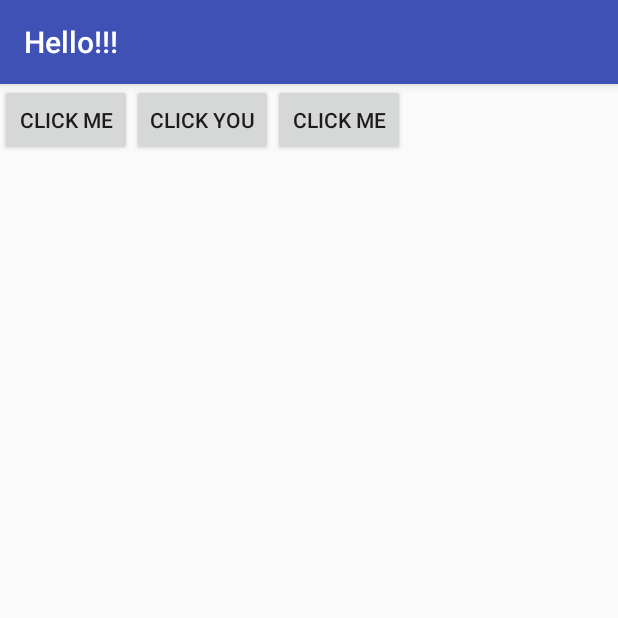
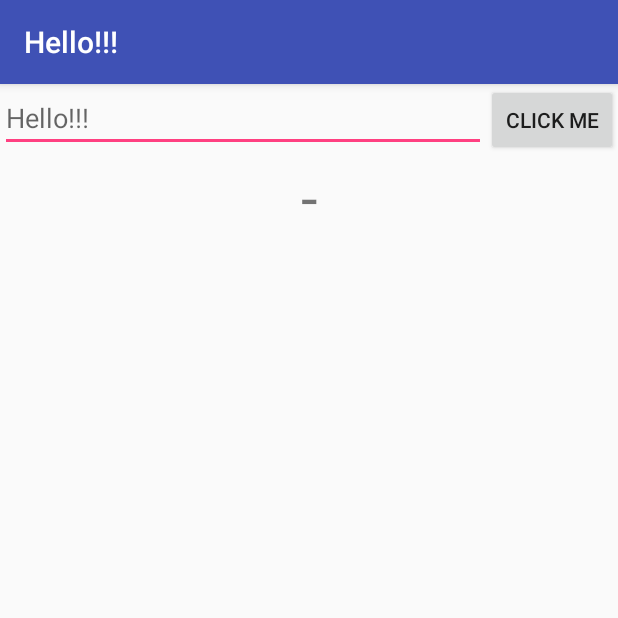
Before and after one commit to rivei/dima, an Android app: the screen it shows after launch (MainActivity), on a phone screen of 412 x 824 dp, the top half of it. Run offline under Robolectric (Android 15) with nearby library versions, the phone set to English and light mode, and no system bars.

Commit message:
linear layout, intent, multi-activity app

```diff
--- a/android/FirstApp/app/src/main/AndroidManifest.xml
+++ b/android/FirstApp/app/src/main/AndroidManifest.xml
@@ -11,9 +11,11 @@
         <activity android:name=".MainActivity">
             <intent-filter>
                 <action android:name="android.intent.action.MAIN" />
+
                 <category android:name="android.intent.category.LAUNCHER" />
             </intent-filter>
         </activity>
+        <activity android:name=".ResultActivity"></activity>
     </application>
 
 </manifest>
--- a/android/FirstApp/app/src/main/res/layout/activity_main_linear.xml
+++ b/android/FirstApp/app/src/main/res/layout/activity_main_linear.xml
@@ -1,25 +1,33 @@
 <?xml version="1.0" encoding="utf-8"?>
 <LinearLayout xmlns:android="http://schemas.android.com/apk/res/android"
-    android:orientation="horizontal" android:layout_width="match_parent"
+    android:orientation="vertical" android:layout_width="match_parent"
     android:layout_height="match_parent">
 
-    <Button
-        android:layout_width="wrap_content"
+    <LinearLayout
+        android:layout_width="match_parent"
+        android:layout_height="wrap_content">
+        <EditText
+            android:id="@+id/editText1"
+            android:layout_width="0dp"
+            android:layout_weight="1"
+            android:layout_height="wrap_content"
+            android:hint="@string/hello"
+            />
+        <Button
+            android:id="@+id/button1"
+            android:layout_width="wrap_content"
+            android:layout_height="wrap_content"
+            android:text="@string/click"
+            />
+    </LinearLayout>
+
+    <TextView
+        android:id="@+id/textView1"
+        android:layout_width="match_parent"
         android:layout_height="wrap_content"
-        android:text="@string/click"
-        android:onClick="clickMe"
-        />
-    <Button
-        android:layout_width="wrap_content"
-        android:layout_height="wrap_content"
-        android:text="@string/click_you"
-        android:onClick="clickYou"
-        />
-    <Button
-        android:layout_width="wrap_content"
-        android:layout_height="wrap_content"
-        android:text="@string/click"
-        android:onClick="clickMe"
+        android:text="-"
+        android:textSize="40dp"
+        android:gravity="center"
         />
 
 </LinearLayout>
```
Also changed, not shown: android/FirstApp/app/src/main/java/it/polimi/giovanni/firstapp/MainActivity.java (+23 -6 lines).
